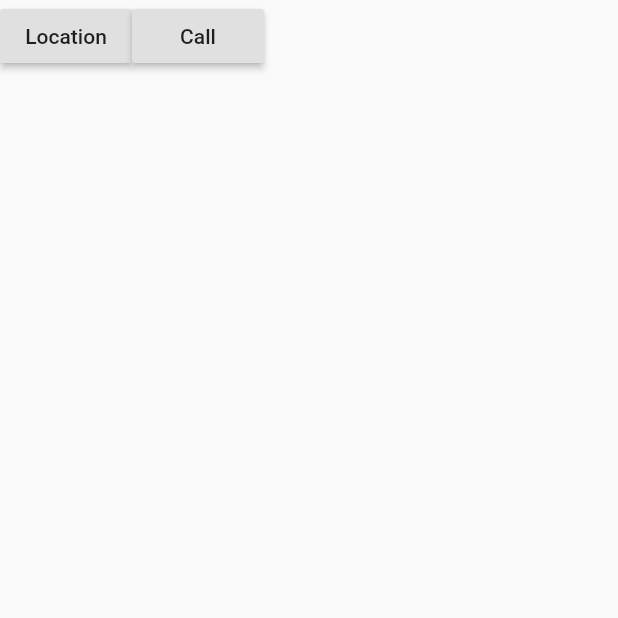
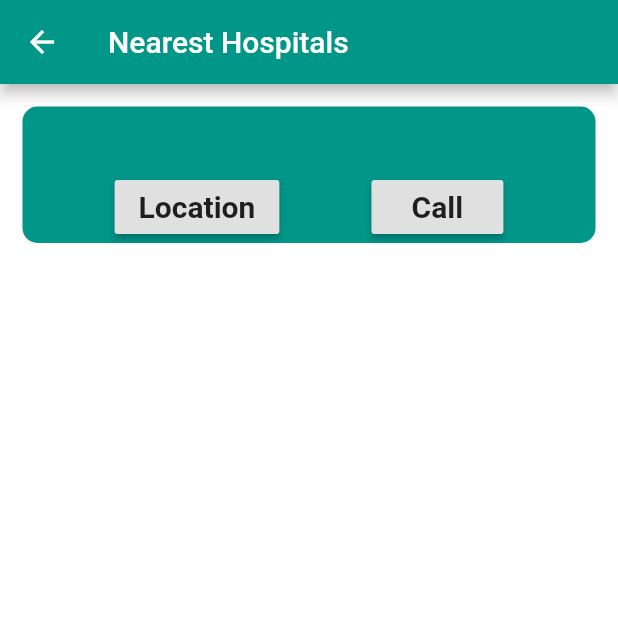
Before and after one commit to karthikmurali60/CMRS, a Flutter app: the RecommendationScreen screen opened by its route, on a phone screen of 412 x 824 dp, the top half of it. Run offline on Flutter 3.47's test engine with Material 2 defaults, Android fonts, the phone set to English and light mode, and no system bars; our stand-ins replace cloud_firestore, firebase_auth, font_awesome_flutter, geolocator, google_fonts, modal_progress_hud and 1 more; missing offline and left inert: edge_alert; accounts and stored records are empty; statements that could not run were skipped.

Commit message:
updated UI

```diff
--- a/lib/main.dart
+++ b/lib/main.dart
@@ -28,7 +28,7 @@ class FlashChat extends StatelessWidget {
         DeviceOrientation.portraitDown,
       ]);
     return MaterialApp(
-      initialRoute: UserOptions.id,
+      initialRoute: WelcomeScreen.id,
       routes: {
 
         LoginScreen2.id: (context) =>             LoginScreen2(),
--- a/lib/screens/recommendation.dart
+++ b/lib/screens/recommendation.dart
@@ -97,14 +97,40 @@ class _RecommendationScreenState extends State<RecommendationScreen> {
   List<Container> _buildButtonsWithNames() {
     buttonsList.clear();
     for (int i = 0; i < names.length; i++) {
-      buttonsList.add(Container(child: Row(
+      buttonsList.add(
+        Container(
+            margin: EdgeInsets.all(15.0),
+            decoration: BoxDecoration(
+
+              color: Colors.teal,
+              borderRadius: BorderRadius.circular(10.0),
+            ),
+            child: Column(
               children: <Widget>[
-          Text(
+                Container(
+
+                  padding: EdgeInsets.all(10),
+                  child: Text(
                     names[i],
+                    style: TextStyle(
+                      fontWeight: FontWeight.bold,
+                      fontSize: 20,
                     ),
+                  ),
+                ),
+                Row(
+                  mainAxisAlignment: MainAxisAlignment.spaceEvenly,
+
+                  crossAxisAlignment: CrossAxisAlignment.center,
+                  children: <Widget>[
+
                     RaisedButton(
                       child: Text(
                         "Location",
+                        style: TextStyle(
+                          fontWeight: FontWeight.bold,
+                          fontSize: 20,
+                        ),
                       ),
                       onPressed: (){
                         getLocation(i);
@@ -113,19 +139,34 @@ class _RecommendationScreenState extends State<RecommendationScreen> {
                     RaisedButton(
                       child: Text(
                         "Call",
+                        style: TextStyle(
+                          fontWeight: FontWeight.bold,
+                          fontSize: 20,
+                        ),
                       ),
                       onPressed: (){
                         call(i);
                       },
                     ),
                   ],
-      ),));
+                ),
+              ],
+            )),
+      );
+
     }
     return buttonsList;
   }
 
   @override
   Widget build(BuildContext context) {
-    return Scaffold(body: Wrap(children: _buildButtonsWithNames()));
+    return Scaffold(
+      appBar: AppBar(
+        backgroundColor: Colors.teal,
+        title: Text('Nearest Hospitals'),
+      ),
+      body: Wrap(children: _buildButtonsWithNames()),
+      backgroundColor: Colors.white,
+    );
   }
 }
--- a/lib/screens/registration_hospital.dart
+++ b/lib/screens/registration_hospital.dart
@@ -81,14 +81,14 @@ class _RegistrationScreen3State extends State<RegistrationScreen3> {
                     final newUser = await _auth.createUserWithEmailAndPassword(
                         email: email, password: password);
                     if (newUser != null) {
-                      Navigator.pushNamed(context,HospitalDetails.id);
+                      Navigator.popAndPushNamed(context,HospitalDetails.id);
                     }
                     setState(() {
                       showSpinner = false;
                     });
                   } catch (e) {
                     EdgeAlert.show(context, title: 'Invalid Username', description: 'Username Already Exists', gravity: EdgeAlert.BOTTOM);
-                    Navigator.pushNamed(context,  MainRegistration.id);
+                    Navigator.popAndPushNamed(context,  MainRegistration.id);
                   }
                 },
               ),
--- a/lib/screens/registration_screen.dart
+++ b/lib/screens/registration_screen.dart
@@ -79,14 +79,14 @@ class _RegistrationScreen1State extends State<RegistrationScreen1> {
                     final newUser = await _auth.createUserWithEmailAndPassword(
                         email: email, password: password);
                     if (newUser != null) {
-                      Navigator.pushNamed(context, UserOptions.id);
+                      Navigator.popAndPushNamed(context, UserOptions.id);
                     }
                     setState(() {
                       showSpinner = false;
                     });
                   } catch (e) {
                     EdgeAlert.show(context, title: 'Invalid Username', description: 'Username Already Exists', gravity: EdgeAlert.BOTTOM);
-                    Navigator.pushNamed(context,  MainRegistration.id);
+                    Navigator.popAndPushNamed(context,  MainRegistration.id);
                   }
                 },
               ),
```
Also changed, not shown: lib/screens/prioritizer_screen.dart (+109 -1 lines), lib/screens/user_options.dart (+5 -5 lines). Lines whose indentation alone changed are shown as unchanged.
